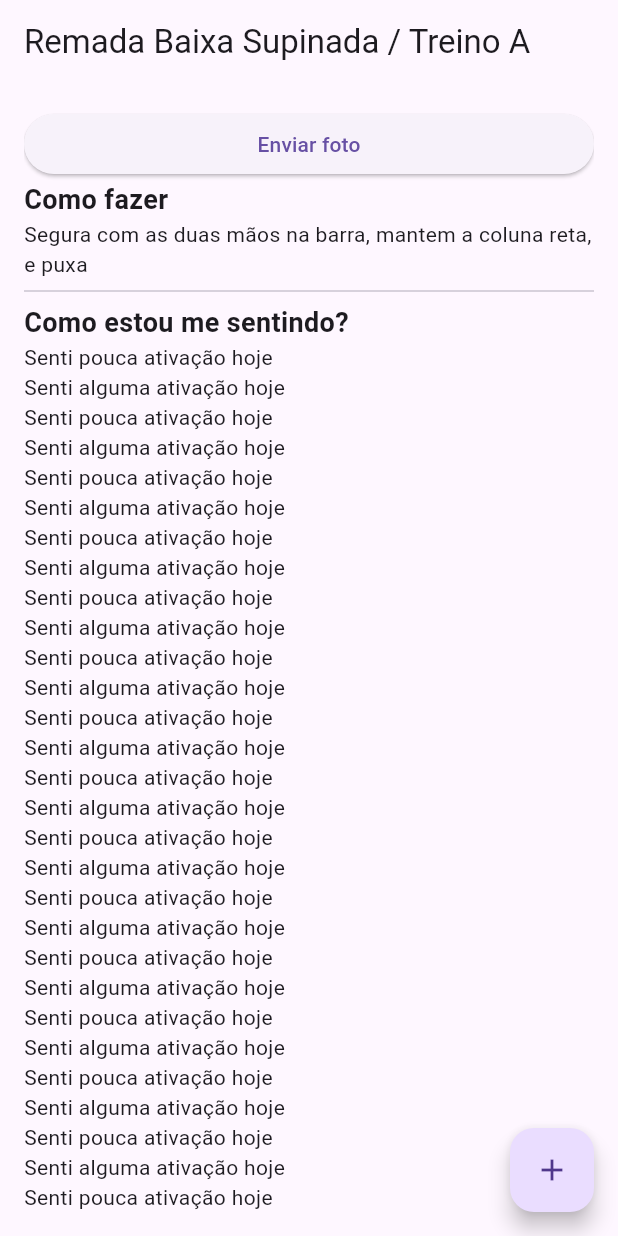
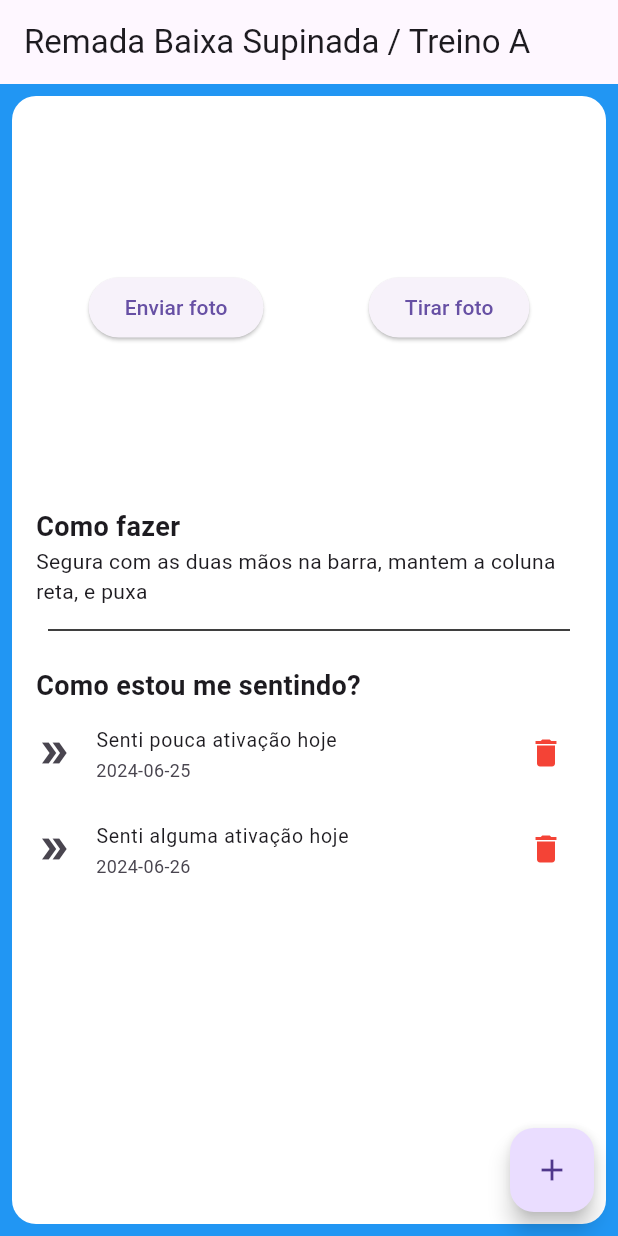
Before and after one commit to linusmanuel/gymap_v1, a Flutter app: the screen it shows after launch, on a phone screen of 412 x 824 dp. Run offline on Flutter 3.47's test engine with Material 3 defaults, Android fonts, the light colour scheme and no system bars.

Commit message:
como estilizar uma tela no fullter

```diff
--- a/lib/telas/exercico_tela.dart
+++ b/lib/telas/exercico_tela.dart
@@ -1,4 +1,5 @@
 import "package:flutter/material.dart";
+import "package:flutter/widgets.dart";
 import "package:flutter_gymapp_live/modelos/Sentimento_modelo.dart";
 import "package:flutter_gymapp_live/modelos/exercicio_modelo.dart";
 
@@ -23,155 +24,12 @@ class ExercicioTela extends StatelessWidget {
         id: 'SE002',
         sentimento: 'Senti alguma ativação hoje',
         data: '2024-06-26'),
-    SentimentoModelo(
-      id: 'SE001',
-      sentimento: 'Senti pouca ativação hoje',
-      data: '2024-06-25'
-    ),
-    SentimentoModelo(
-        id: 'SE002',
-        sentimento: 'Senti alguma ativação hoje',
-        data: '2024-06-26'),
-    SentimentoModelo(
-      id: 'SE001',
-      sentimento: 'Senti pouca ativação hoje',
-      data: '2024-06-25'
-    ),
-    SentimentoModelo(
-        id: 'SE002',
-        sentimento: 'Senti alguma ativação hoje',
-        data: '2024-06-26'),
-    SentimentoModelo(
-      id: 'SE001',
-      sentimento: 'Senti pouca ativação hoje',
-      data: '2024-06-25'
-    ),
-    SentimentoModelo(
-        id: 'SE002',
-        sentimento: 'Senti alguma ativação hoje',
-        data: '2024-06-26'),
-    SentimentoModelo(
-      id: 'SE001',
-      sentimento: 'Senti pouca ativação hoje',
-      data: '2024-06-25'
-    ),
-    SentimentoModelo(
-        id: 'SE002',
-        sentimento: 'Senti alguma ativação hoje',
-        data: '2024-06-26'),
-    SentimentoModelo(
-      id: 'SE001',
-      sentimento: 'Senti pouca ativação hoje',
-      data: '2024-06-25'
-    ),
-    SentimentoModelo(
-        id: 'SE002',
-        sentimento: 'Senti alguma ativação hoje',
-        data: '2024-06-26'),
-    SentimentoModelo(
-      id: 'SE001',
-      sentimento: 'Senti pouca ativação hoje',
-      data: '2024-06-25'
-    ),
-    SentimentoModelo(
-        id: 'SE002',
-        sentimento: 'Senti alguma ativação hoje',
-        data: '2024-06-26'),
-    SentimentoModelo(
-      id: 'SE001',
-      sentimento: 'Senti pouca ativação hoje',
-      data: '2024-06-25'
-    ),
-    SentimentoModelo(
-        id: 'SE002',
-        sentimento: 'Senti alguma ativação hoje',
-        data: '2024-06-26'),
-    SentimentoModelo(
-      id: 'SE001',
-      sentimento: 'Senti pouca ativação hoje',
-      data: '2024-06-25'
-    ),
-    SentimentoModelo(
-        id: 'SE002',
-        sentimento: 'Senti alguma ativação hoje',
-        data: '2024-06-26'),
-    SentimentoModelo(
-      id: 'SE001',
-      sentimento: 'Senti pouca ativação hoje',
-      data: '2024-06-25'
-    ),
-    SentimentoModelo(
-        id: 'SE002',
-        sentimento: 'Senti alguma ativação hoje',
-        data: '2024-06-26'),
-    SentimentoModelo(
-      id: 'SE001',
-      sentimento: 'Senti pouca ativação hoje',
-      data: '2024-06-25'
-    ),
-    SentimentoModelo(
-        id: 'SE002',
-        sentimento: 'Senti alguma ativação hoje',
-        data: '2024-06-26'),
-    SentimentoModelo(
-      id: 'SE001',
-      sentimento: 'Senti pouca ativação hoje',
-      data: '2024-06-25'
-    ),
-    SentimentoModelo(
-        id: 'SE002',
-        sentimento: 'Senti alguma ativação hoje',
-        data: '2024-06-26'),
-    SentimentoModelo(
-      id: 'SE001',
-      sentimento: 'Senti pouca ativação hoje',
-      data: '2024-06-25'
-    ),
-    SentimentoModelo(
-        id: 'SE002',
-        sentimento: 'Senti alguma ativação hoje',
-        data: '2024-06-26'),
-    SentimentoModelo(
-      id: 'SE001',
-      sentimento: 'Senti pouca ativação hoje',
-      data: '2024-06-25'
-    ),
-    SentimentoModelo(
-        id: 'SE002',
-        sentimento: 'Senti alguma ativação hoje',
-        data: '2024-06-26'),
-    SentimentoModelo(
-      id: 'SE001',
-      sentimento: 'Senti pouca ativação hoje',
-      data: '2024-06-25'
-    ),
-    SentimentoModelo(
-        id: 'SE002',
-        sentimento: 'Senti alguma ativação hoje',
-        data: '2024-06-26'),
-    SentimentoModelo(
-      id: 'SE001',
-      sentimento: 'Senti pouca ativação hoje',
-      data: '2024-06-25'
-    ),
-    SentimentoModelo(
-        id: 'SE002',
-        sentimento: 'Senti alguma ativação hoje',
-        data: '2024-06-26'),
-    SentimentoModelo(
-      id: 'SE001',
-      sentimento: 'Senti pouca ativação hoje',
-      data: '2024-06-25'
-    ),
-    SentimentoModelo(
-        id: 'SE002',
-        sentimento: 'Senti alguma ativação hoje',
-        data: '2024-06-26'),
   ];
 
   @override
   Widget build(BuildContext context) {
     return Scaffold(
+      backgroundColor: Colors.blue,
       appBar: AppBar(title: Text("${exercicioModelo.nome} / ${exercicioModelo.treino}")),
       floatingActionButton: FloatingActionButton(
         onPressed: () {
@@ -179,14 +37,32 @@ class ExercicioTela extends StatelessWidget {
         },
         child: const Icon(Icons.add),
       ),
-      body: Padding(
+      body: Container(
+        margin: const EdgeInsets.all(8),
         padding: const EdgeInsets.all(16.0),
+        decoration: BoxDecoration(
+          color: Colors.white,
+          borderRadius: BorderRadius.circular(16),
+        ),
         child: ListView(
           children: [
-            ElevatedButton(
-              onPressed: () {},
-              child: const Text('Enviar foto'),
+            SizedBox(
+              height: 250,
+              child: Row(
+                mainAxisAlignment: MainAxisAlignment.spaceAround,
+                children: [
+                  ElevatedButton(
+                    onPressed: () {},
+                    child: const Text('Enviar foto'),
+                  ),
+                  ElevatedButton(
+                    onPressed: () {},
+                    child: const Text('Tirar foto'),
+                  )
+                ],
+              ),
             ),
+            const SizedBox(height: 8),
             const Text(
               'Como fazer',
               style: TextStyle(
@@ -196,7 +72,11 @@ class ExercicioTela extends StatelessWidget {
             ),
             const Text(
               'Segura com as duas mãos na barra, mantem a coluna reta, e puxa'),
-            Divider(),
+            const Padding(
+              padding: EdgeInsets.all(8.0),
+              child: Divider(color: Colors.black),
+            ),
+            const SizedBox(height: 8),
             const Text(
               'Como estou me sentindo?',
               style: TextStyle(
@@ -208,7 +88,22 @@ class ExercicioTela extends StatelessWidget {
               crossAxisAlignment: CrossAxisAlignment.start,
               children: List.generate(listaSentimentos.length, (index) {
               SentimentoModelo sentimentoAgora = listaSentimentos[index];
-              return Text(sentimentoAgora.sentimento);
+              return ListTile(
+                dense: true,
+                contentPadding: EdgeInsets.zero,
+                title: Text(sentimentoAgora.sentimento),
+                subtitle: Text(sentimentoAgora.data),
+                leading: const Icon(Icons.double_arrow),
+                trailing: IconButton(
+                  icon: const Icon(
+                    Icons.delete,
+                    color: Colors.red,
+                  ),
+                  onPressed: () {
+                    print("DELETAR ${sentimentoAgora.sentimento}");
+                  },
+                )
+              );
             }))
           ],
         ),
```
